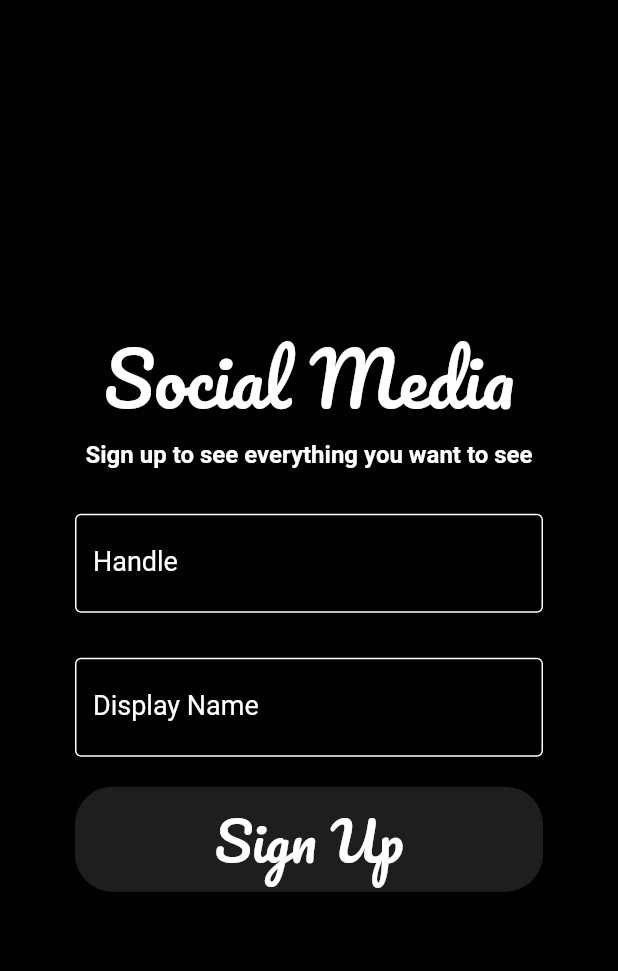
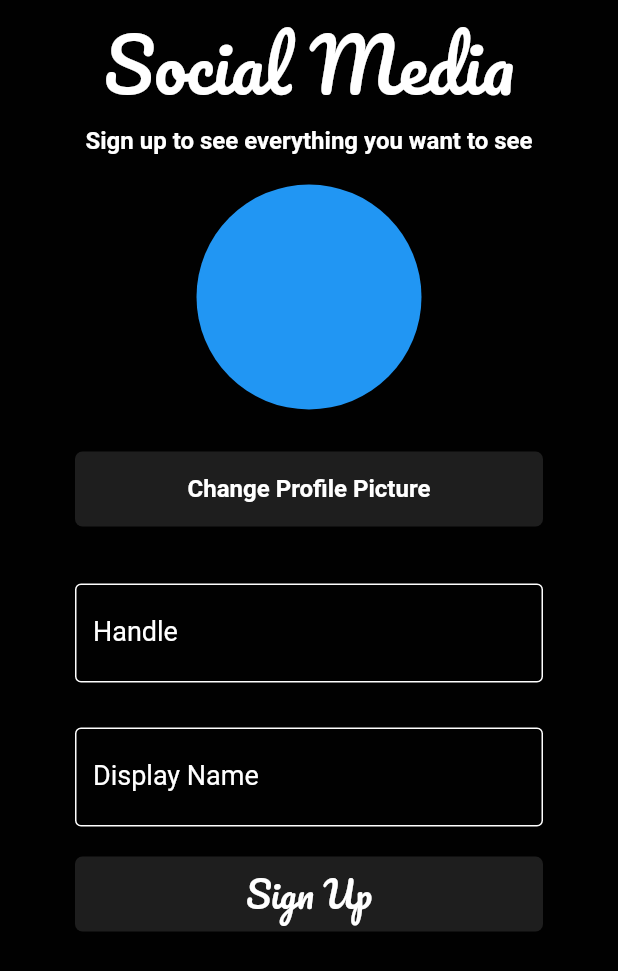
Before and after one commit to WyattWantsToCode/Social_Media_Template, a Flutter app: the CreateUserPage screen opened directly, after a tap on "Sign Up", on a phone screen of 412 x 824 dp. Shown: the top 971 px of the screen. Run offline on Flutter 3.47's test engine with Material 2 defaults, Android fonts, the phone set to English and light mode, and no system bars; our stand-ins replace cloud_firestore, cloud_functions, firebase_auth, firebase_core, firebase_storage, flutter_image_compress and 3 more; missing offline and left inert: photo_gallery; accounts and stored records are empty; generated files the repository leaves out were written again.

Commit message:
Added selecting profile picture

```diff
--- a/lib/UserProfile/create_user_page.dart
+++ b/lib/UserProfile/create_user_page.dart
@@ -1,11 +1,17 @@
+import 'package:flutter/foundation.dart';
 import 'package:flutter/material.dart';
+import 'package:flutter/services.dart';
 import 'package:google_fonts/google_fonts.dart';
+import 'package:photo_gallery/photo_gallery.dart';
+import 'package:social_media_template/Firebase/storage.dart';
 import 'package:social_media_template/Firebase/user.dart';
 import 'package:social_media_template/UserProfile/auth.dart';
+import 'package:social_media_template/UserProfile/create_user_pic.dart';
 import 'package:social_media_template/colors.dart';
 import 'package:social_media_template/Firebase/firebase.dart';
 import 'package:social_media_template/home_page.dart';
 import 'package:social_media_template/user_class.dart';
+import 'package:uuid/uuid.dart';
 
 class CreateUserPage extends StatefulWidget {
   CreateUserPage({Key? key}) : super(key: key);
@@ -17,11 +23,13 @@ class CreateUserPage extends StatefulWidget {
 class _CreateUserPageState extends State<CreateUserPage> {
   TextEditingController handleController = TextEditingController();
   TextEditingController displatNameController = TextEditingController();
+  Medium? medium;
   @override
   Widget build(BuildContext context) {
     return Scaffold(
         backgroundColor: colorBackground,
         body: SafeArea(
+          child: SingleChildScrollView(
             child: Center(
               child: Container(
                 width: (MediaQuery.of(context).size.width) - 100,
@@ -38,46 +46,95 @@ class _CreateUserPageState extends State<CreateUserPage> {
                       "Sign up to see everything you want to see",
                       style: nameStyle,
                     ),
+                    Padding(
+                      padding: const EdgeInsets.symmetric(vertical: 20),
+                      child: Container(
+                        width: 150,
+                        height: 150,
+                        decoration: BoxDecoration(
+                            shape: BoxShape.circle,
+                            color: Colors.blue,
+                            image: medium != null
+                                ? DecorationImage(
+                                    fit: BoxFit.cover,
+                                    image: PhotoProvider(mediumId: medium!.id))
+                                : null),
+                      ),
+                    ),
+                    Padding(
+                      padding: const EdgeInsets.symmetric(vertical: 8),
+                      child: GestureDetector(
+                        onTap: (() {
+                          Navigator.push(context,
+                              MaterialPageRoute(builder: (context) {
+                            return CreateUserPicPage();
+                          })).then((value) {
+                            setState(() {
+                              medium = value;
+                            });
+                          });
+                        }),
+                        child: Container(
+                            height: 50,
+                            decoration: BoxDecoration(
+                                color: colorDarkGray,
+                                borderRadius:
+                                    BorderRadius.all(Radius.circular(5))),
+                            child: Center(
+                                child: Text(
+                              "Change Profile Picture",
+                              style: nameStyle,
+                            ))),
+                      ),
+                    ),
                     createTextField("Handle", handleController),
                     createTextField("Display Name", displatNameController),
                     Padding(
                       padding: const EdgeInsets.symmetric(vertical: 20),
                       child: GestureDetector(
                         onTap: () async {
+                          if (medium != null) {
                             if (await isHanldleTaken(handleController.text)) {
                             } else {
+                              final rand = Uuid();
+                              String id = rand.v1();
                               User user = User(
+                                  id: id,
                                   displayName: displatNameController.text,
                                   handle: handleController.text,
-                              profilePictureURL: "Profile_Picture1.jpg",
+                                  profilePictureURL: id,
                                   authID: auth.currentUser!.uid);
                               addNewUser(user);
                               setCurrentUser(user);
-                          updateAuthDisplayName(user.handle);
+                              updateAuthDisplayName(user.id);
+                              addProfilePictureToStorage(
+                                  await compressFile(await medium!.getFile()),
+                                  user.profilePictureURL);
                               Navigator.pushReplacement(context,
                                   MaterialPageRoute(builder: (context) {
                                 return HomePage();
                               }));
                             }
+                          }
                         },
                         child: Container(
                           width: double.infinity,
-                        height: 70,
+                          height: 50,
                           decoration: BoxDecoration(
                               color: colorDarkGray,
-                            borderRadius:
-                                BorderRadius.all(Radius.circular(25))),
+                              borderRadius: BorderRadius.all(Radius.circular(5))),
                           child: Center(
                             child: Text(
                               "Sign Up",
                               style: GoogleFonts.pacifico(
-                                fontSize: 36, color: Colors.white),
+                                  fontSize: 24, color: Colors.white),
                             ),
                           ),
                         ),
                       ),
                     )
                   ],
+                ),
               ),
             ),
           ),
```
Lines whose indentation alone changed are shown as unchanged.
